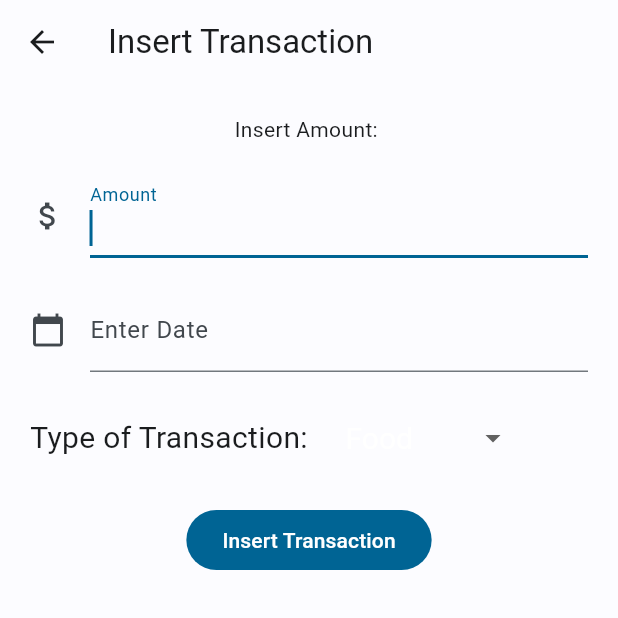
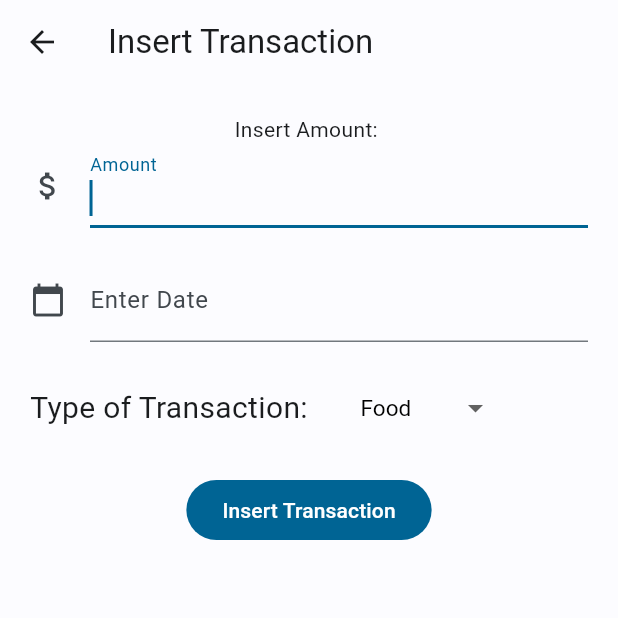
Before and after one commit to Sproc01/my_finance, a Flutter app: the screen it shows after launch, after a tap on the "add" icon, on a phone screen of 412 x 824 dp, the top half of it. Run offline on Flutter 3.47's test engine with Material 3 defaults, Android fonts, the phone set to English and light mode, and no system bars; our stand-ins replace shared_preferences, syncfusion_flutter_charts.

Commit message:
interface changes

```diff
--- a/lib/screens/homePage.dart
+++ b/lib/screens/homePage.dart
@@ -92,7 +92,7 @@ class homePage extends StatelessWidget {
               child: Row(
                 children: <Widget>[
                   const Text('Amount available: ', style: TextStyle(fontSize: 20)),
-                  SizedBox(width: MediaQuery.of(context).size.width/2),
+                  const SizedBox(width: 20),
                   Consumer<Wallet>(
                     builder: (context, wallet, child)
                     {
--- a/lib/screens/insertPage.dart
+++ b/lib/screens/insertPage.dart
@@ -31,7 +31,6 @@ class insertOutPage extends StatelessWidget {
         child: Column(
           children: <Widget>[
             const Text('Insert Amount: '),
-            const SizedBox(height: 20),
             TextField(
                 controller: myController,
                 decoration: const InputDecoration(
@@ -74,7 +73,7 @@ class insertOutPage extends StatelessWidget {
             const Row(
               children: <Widget>[
                 Text('Type of Transaction: ', style: TextStyle(fontSize: 20)),
-                SizedBox(width: 20),
+                SizedBox(width: 30),
                 DropdownButtonTransaction(),
               ],
             ),
@@ -123,7 +122,7 @@ class _DropdownButtonTransactionState extends State<DropdownButtonTransaction> {
       value: list[dropdownValue],
       icon: const Icon(Icons.arrow_drop_down),
       elevation: 16,
-      style: const TextStyle(textBaseline: TextBaseline.alphabetic, fontSize: 20),
+      style: const TextStyle(fontSize: 15, color: Colors.black),
       underline: Container(
         height: 5,
       ),
```
